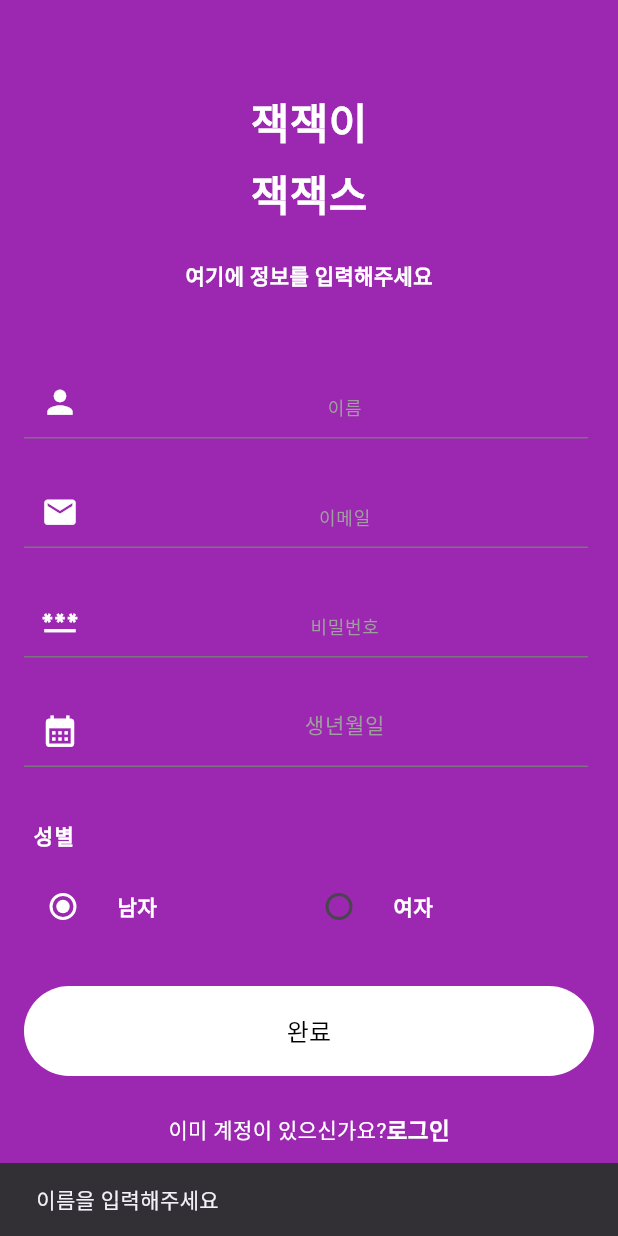
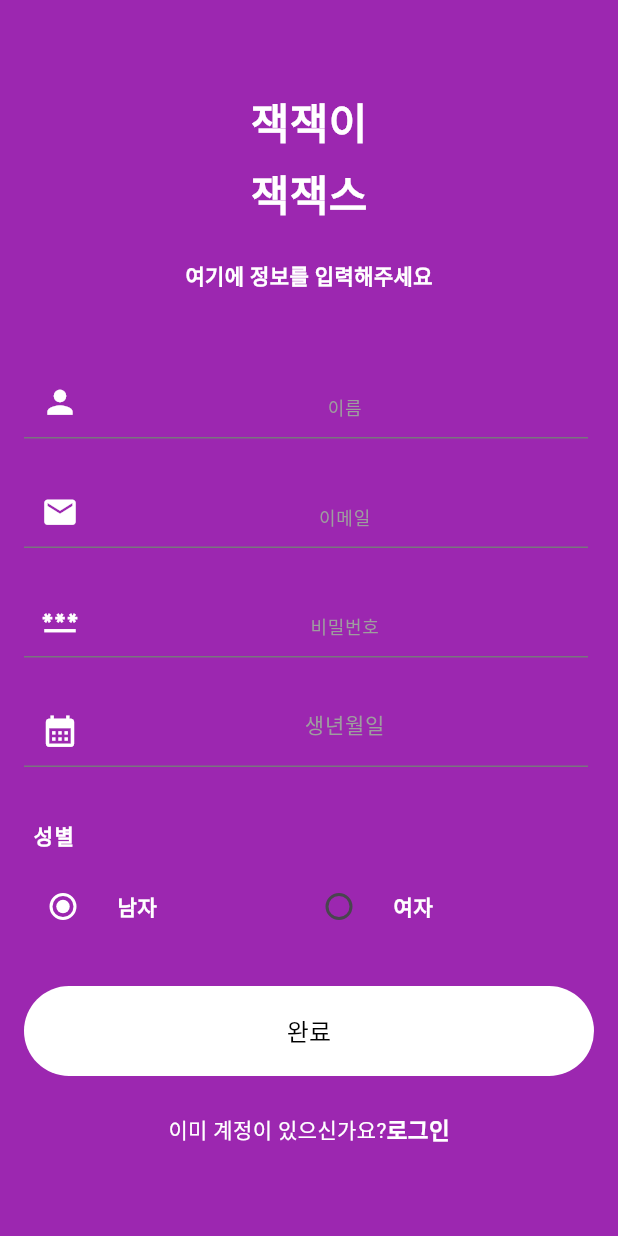
Before and after one commit to bonkri9/Pillin, a Flutter app: the SignupScreenView screen opened directly, after a tap on "완료", on a phone screen of 412 x 824 dp. Run offline on Flutter 3.47's test engine with Material 3 defaults, Android fonts, the light colour scheme and no system bars; our stand-ins replace firebase_core, firebase_messaging, flutter_svg, flutter_time_picker_spinner, getwidget, go_router and 3 more; missing offline and left inert: circle_progress_bar, just_bottom_sheet, kakao_flutter_sdk_user, simple_progress_indicators; accounts and stored records are empty; Roboto replaces fonts that are missing (Montserrat, Pretendard); project files that could hold a hidden picture were left out.

Commit message:
[refactor] 기능 보완

```diff
--- a/yourpilling_pjt/yourpilling/lib/component/login/regist_login_screen.dart
+++ b/yourpilling_pjt/yourpilling/lib/component/login/regist_login_screen.dart
@@ -125,14 +125,14 @@ class _LoginScreenViewState extends State<LoginScreenView> {
 
   bool isValidate(){
 
-    if(emailController.text.isEmpty){
-      showScaffold(context, '이메일을 입력해주세요');
-      return false;
-    }
-    if(passwordController.text.isEmpty){
-      showScaffold(context, '비밀번호를 입력해주세요');
-      return false;
-    }
+    // if(emailController.text.isEmpty){
+    //   showScaffold(context, '이메일을 입력해주세요');
+    //   return false;
+    // }
+    // if(passwordController.text.isEmpty){
+    //   showScaffold(context, '비밀번호를 입력해주세요');
+    //   return false;
+    // }
     return true;
   }
 }
--- a/yourpilling_pjt/yourpilling/lib/component/sign_up/regist_signup_screen.dart
+++ b/yourpilling_pjt/yourpilling/lib/component/sign_up/regist_signup_screen.dart
@@ -225,11 +225,11 @@ class _SignupScreenViewState extends State<SignupScreenView> {
             PrimaryButton(
               text: '완료',
               onPressed: (){
-                if(isValidate()){
-                  print('유효한 데이터');
-                  Navigator.push(context,
-                      MaterialPageRoute(builder: (context) => LoginScreen()));
-                }
+                // if(isValidate()){
+                //   print('유효한 데이터');
+                //   Navigator.push(context,
+                //       MaterialPageRoute(builder: (context) => LoginScreen()));
+                // }
               },
             ),
             const SizedBox(
@@ -268,25 +268,25 @@ class _SignupScreenViewState extends State<SignupScreenView> {
     );
   }
 
-  bool isValidate(){
-
-    if(nameController.text.isEmpty){
-      showScaffold(context, '이름을 입력해주세요');
-      return false;
-    }
-    if(emailController.text.isEmpty){
-      showScaffold(context, '이메일을 입력해주세요');
-      return false;
-    }
-    if(passwordController.text.isEmpty){
-      showScaffold(context, '비밀번호를 입력해주세요');
-      return false;
-    }
-    if(birthDateController.text.isEmpty){
-      showScaffold(context, '생년월일을 입력해주세요');
-      return false;
-    }
-    return true;
-  }
+  // bool isValidate(){
+  //
+  //   if(nameController.text.isEmpty){
+  //     showScaffold(context, '이름을 입력해주세요');
+  //     return false;
+  //   }
+  //   if(emailController.text.isEmpty){
+  //     showScaffold(context, '이메일을 입력해주세요');
+  //     return false;
+  //   }
+  //   if(passwordController.text.isEmpty){
+  //     showScaffold(context, '비밀번호를 입력해주세요');
+  //     return false;
+  //   }
+  //   if(birthDateController.text.isEmpty){
+  //     showScaffold(context, '생년월일을 입력해주세요');
+  //     return false;
+  //   }
+  //   return true;
+  // }
 
 }
--- a/yourpilling_pjt/yourpilling/lib/const/colors.dart
+++ b/yourpilling_pjt/yourpilling/lib/const/colors.dart
@@ -15,10 +15,10 @@ const CONTENT_FONT_SIZE = 13; // 내용 글씨 크기
 const String fontFamily = 'Montserrat';
 
 //경고창
-showScaffold(BuildContext context, String text) {
-  ScaffoldMessenger.of(context).showSnackBar(
-    SnackBar(
-      content: Text(text),
-    ),
-  );
-}
+// showScaffold(BuildContext context, String text) {
+//   ScaffoldMessenger.of(context).showSnackBar(
+//     SnackBar(
+//       content: Text(text),
+//     ),
+//   );
+// }
```
Also changed, not shown: yourpilling_pjt/yourpilling/lib/component/sign_up/sign_up_screen.dart (+76 -14 lines).
